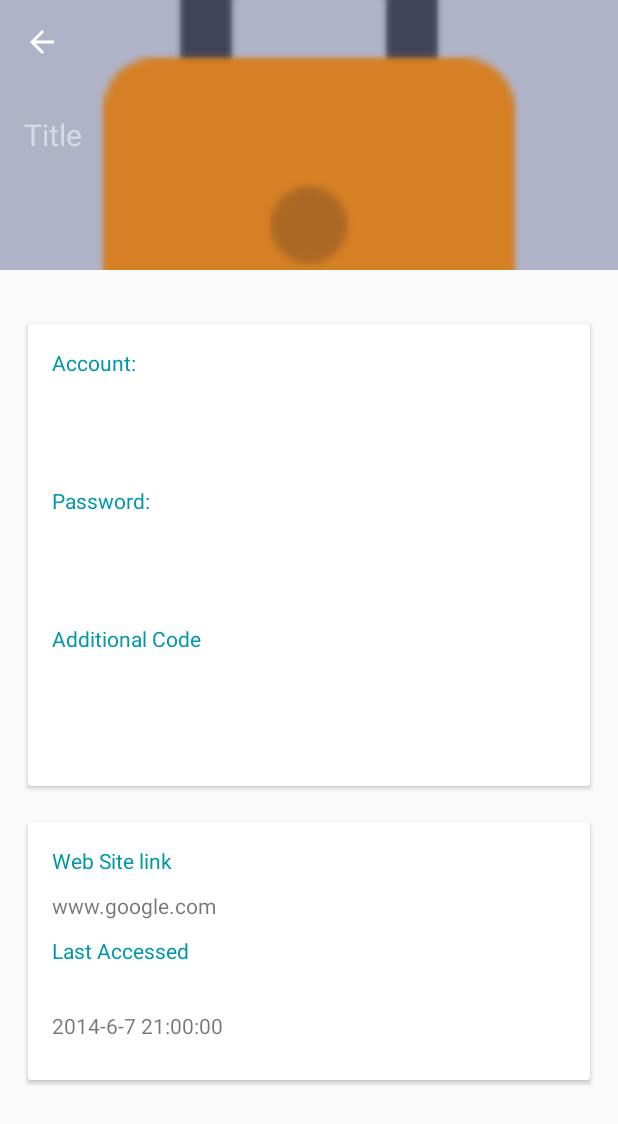
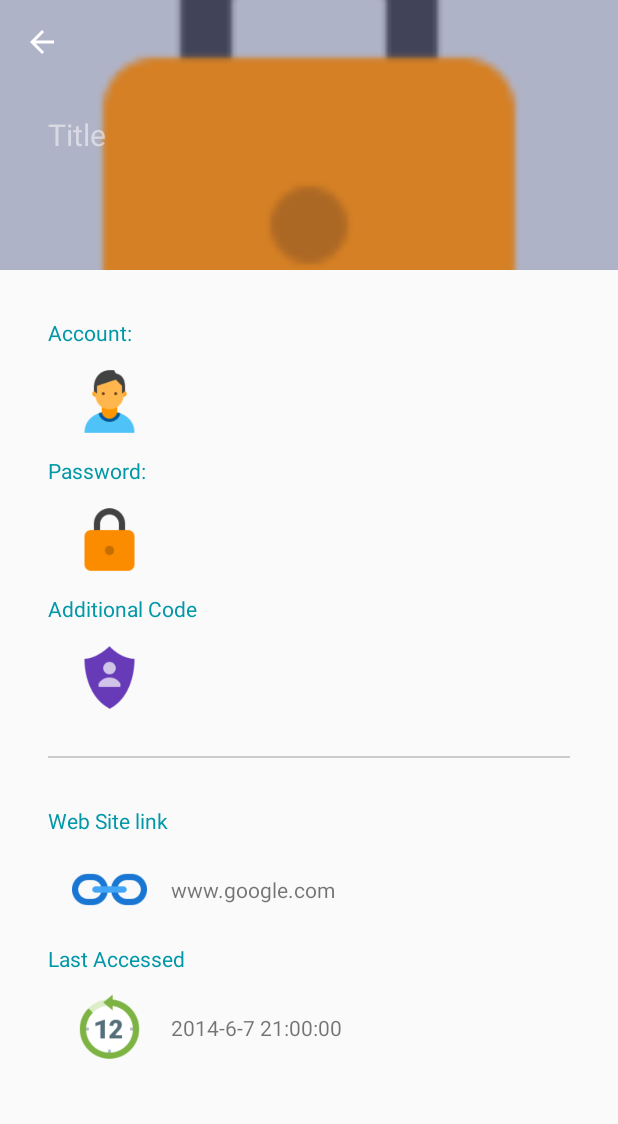
Before and after one commit to PuffOpenSource/Puff-Android, an Android app: the DetailActivity screen opened directly, with no data from a screen before it, on a phone screen of 412 x 824 dp. Shown: the top 1124 px of the screen. Run offline under Robolectric (Android 15) with nearby library versions, the phone set to English and light mode, and no system bars; our stand-ins replace Picasso; pictures from the network do not load; 6 statements that could not run were skipped.

Commit message:
UI refine

```diff
--- a/app/src/main/java/sun/bob/leela/utils/RegExUtil.java
+++ b/app/src/main/java/sun/bob/leela/utils/RegExUtil.java
@@ -9,7 +9,26 @@ public class RegExUtil {
 
 
     public static String REG_EX_EMAIL = "(?:[a-z0-9!#$%&'*+/=?^_`{|}~-]+(?:\\.[a-z0-9!#$%&'*+/=?^_`{|}~-]+)*|\"(?:[\\x01-\\x08\\x0b\\x0c\\x0e-\\x1f\\x21\\x23-\\x5b\\x5d-\\x7f]|\\\\[\\x01-\\x09\\x0b\\x0c\\x0e-\\x7f])*\")@(?:(?:[a-z0-9](?:[a-z0-9-]*[a-z0-9])?\\.)+[a-z0-9](?:[a-z0-9-]*[a-z0-9])?|\\[(?:(?:25[0-5]|2[0-4][0-9]|[01]?[0-9][0-9]?)\\.){3}(?:25[0-5]|2[0-4][0-9]|[01]?[0-9][0-9]?|[a-z0-9-]*[a-z0-9]:(?:[\\x01-\\x08\\x0b\\x0c\\x0e-\\x1f\\x21-\\x5a\\x53-\\x7f]|\\\\[\\x01-\\x09\\x0b\\x0c\\x0e-\\x7f])+)\\])";
+
+    public static String REG_EX_SECURE_PASSWD = "^(?=.*[A-Z])(?=.*[!@#$&*])(?=.*[0-9])(?=.*[a-z].*[a-z].*[a-z])(?!.*pass|.*word|.*1234|.*qwer|.*asdf).{6,}$";
+
+    public static String REG_EX_SIMPE_WORDS = "^(?=.*[A-Z])(?=.*[!@#$&*])(?=.*[0-9])(?=.*[a-z].*[a-z].*[a-z])";
+
+    public static String REG_EX_SHORT = "^(?=.*[A-Z])(?=.*[!@#$&*])(?=.*[0-9])(?=.*[a-z].*[a-z].*[a-z])(?!.*pass|.*word|.*1234|.*qwer|.*asdf).{,6}$";
+
+    public static String REG_EX_NO_SPECIAL = "^(?=.*[A-Z])(?=.*[0-9])(?=.*[a-z].*[a-z].*[a-z])(?!.*pass|.*word|.*1234|.*qwer|.*asdf).{6,}$";
+
+    public static String REG_EX_NO_NUMBER = "^(?=.*[A-Z])(?=.*[!@#$&*])(?=.*[a-z].*[a-z].*[a-z])(?!.*pass|.*word|.*1234|.*qwer|.*asdf).{6,}$";
+
+    public static String REG_EX_NO_CAPS = "^(?=.*[!@#$&*])(?=.*[0-9])(?=.*[a-z].*[a-z].*[a-z])(?!.*pass|.*word|.*1234|.*qwer|.*asdf).{6,}$";
+
+    public static String REG_EX_NO_LOWERS = "^(?=.*[A-Z])(?=.*[!@#$&*])(?=.*[0-9])(?!.*pass|.*word|.*1234|.*qwer|.*asdf).{6,}$";
+
     public static boolean isEmail(String addr) {
         return Pattern.compile(REG_EX_EMAIL).matcher(addr).find();
     }
+
+    public static boolean isSecurePassword(String password) {
+        return false;
+    }
 }
--- a/app/src/main/java/sun/bob/leela/utils/StringUtil.java
+++ b/app/src/main/java/sun/bob/leela/utils/StringUtil.java
@@ -20,7 +20,7 @@ public class StringUtil {
             return phone.substring(0, 1) + getStars(phone.substring(1));
         }
         ret = phone.substring(phone.length() - 4, phone.length());
-        ret += getStars(phone.substring(0, phone.length() - 4));
+        ret = getStars(phone.substring(0, phone.length() - 4)) + ret;
         return ret;
     }
 
--- a/app/src/main/res/layout/acct_list_item.xml
+++ b/app/src/main/res/layout/acct_list_item.xml
@@ -13,6 +13,7 @@
         card_view:cardUseCompatPadding="true"
         card_view:cardPreventCornerOverlap="false"
         card_view:cardElevation="10dp"
+        card_view:cardCornerRadius="2dp"
         >
         <RelativeLayout
             android:layout_width="match_parent"
--- a/app/src/main/res/layout/activity_detail.xml
+++ b/app/src/main/res/layout/activity_detail.xml
@@ -43,7 +43,7 @@
                 android:layout_width="match_parent"
                 android:layout_height="60dp"
                 app:layout_collapseMode="parallax"
-                android:layout_marginLeft="16dp"
+                android:layout_marginLeft="32dp"
                 android:layout_marginRight="16dp"
                 android:layout_marginTop="60dp"
                 android:textSize="20dp"
--- a/app/src/main/res/layout/content_detail.xml
+++ b/app/src/main/res/layout/content_detail.xml
@@ -17,24 +17,24 @@
         android:layout_width="match_parent"
         android:layout_height="wrap_content"
         android:orientation="vertical"
-        android:layout_marginTop="@dimen/activity_vertical_margin">
-
-        <android.support.v7.widget.CardView
-            android:layout_width="match_parent"
-            android:layout_height="match_parent"
-            app:elevation="10dp"
-            app:cardUseCompatPadding="true">
-            <LinearLayout
-                android:layout_width="match_parent"
-                android:layout_height="wrap_content"
-                android:orientation="vertical"
         android:layout_margin="16dp">
-
         <android.support.v7.widget.AppCompatTextView
             android:layout_width="match_parent"
             android:layout_height="20dp"
             android:textColor="#0097A7"
             android:text="Account:"/>
+        <LinearLayout
+            android:layout_width="match_parent"
+            android:layout_height="wrap_content"
+            android:minHeight="60dp"
+            android:orientation="horizontal"
+            android:paddingLeft="16dp"
+            android:paddingRight="16dp">
+            <android.support.v7.widget.AppCompatImageView
+                android:layout_width="50dp"
+                android:layout_height="50dp"
+                android:layout_gravity="center_vertical"
+                android:src="@drawable/ic_account"/>
             <android.support.v7.widget.AppCompatTextView
                 android:id="@+id/account"
                 android:layout_width="match_parent"
@@ -42,16 +42,31 @@
                 android:minHeight="60dp"
                 android:layout_marginTop="6dp"
                 android:layout_marginBottom="6dp"
+                android:layout_marginLeft="16dp"
                 android:gravity="center_vertical"
                 android:textSize="20dp"
                 android:text="Account."
                 />
+        </LinearLayout>
+
 
         <android.support.v7.widget.AppCompatTextView
             android:layout_width="match_parent"
             android:layout_height="20dp"
             android:textColor="#0097A7"
             android:text="Password:"/>
+        <LinearLayout
+            android:layout_width="match_parent"
+            android:layout_height="wrap_content"
+            android:minHeight="60dp"
+            android:orientation="horizontal"
+            android:paddingLeft="16dp"
+            android:paddingRight="16dp">
+            <android.support.v7.widget.AppCompatImageView
+                android:layout_width="50dp"
+                android:layout_height="50dp"
+                android:layout_gravity="center_vertical"
+                android:src="@drawable/ic_password"/>
             <android.support.v7.widget.AppCompatTextView
                 android:id="@+id/password"
                 android:layout_width="match_parent"
@@ -59,65 +74,106 @@
                 android:minHeight="60dp"
                 android:layout_marginTop="6dp"
                 android:layout_marginBottom="6dp"
+                android:layout_marginLeft="16dp"
                 android:text="Password"
                 android:gravity="center_vertical"
                 android:textSize="20dp"/>
+        </LinearLayout>
 
         <android.support.v7.widget.AppCompatTextView
             android:layout_width="match_parent"
             android:layout_height="20dp"
             android:textColor="#0097A7"
             android:text="Additional Code"/>
+        <LinearLayout
+            android:layout_width="match_parent"
+            android:layout_height="wrap_content"
+            android:minHeight="60dp"
+            android:orientation="horizontal"
+            android:paddingLeft="16dp"
+            android:paddingRight="16dp">
+            <android.support.v7.widget.AppCompatImageView
+                android:layout_width="50dp"
+                android:layout_height="50dp"
+                android:layout_gravity="center_vertical"
+                android:src="@drawable/ic_addt"/>
             <android.support.v7.widget.AppCompatTextView
                 android:layout_width="match_parent"
                 android:layout_height="wrap_content"
                 android:minHeight="60dp"
                 android:layout_marginTop="6dp"
                 android:layout_marginBottom="6dp"
+                android:layout_marginLeft="16dp"
                 android:id="@+id/additional"
                 android:text="Additional Code"
                 android:gravity="center_vertical"
                 android:textSize="20dp"/>
         </LinearLayout>
-        </android.support.v7.widget.CardView>
-
-        <android.support.v7.widget.CardView
+        <View
             android:layout_width="match_parent"
-            android:layout_height="match_parent"
-            android:layout_marginTop="@dimen/activity_vertical_margin"
-            app:elevation="10dp"
-            app:cardUseCompatPadding="true">
-            <LinearLayout
-                android:layout_width="match_parent"
-                android:layout_height="match_parent"
-                android:orientation="vertical"
-                android:padding="16dp">
+            android:layout_height="1dp"
+            android:background="#ccc"
+            android:layout_marginTop="16dp"
+            android:layout_marginBottom="16dp"
+            />
         <android.support.v7.widget.AppCompatTextView
             android:layout_width="match_parent"
             android:layout_height="20dp"
+            android:layout_marginTop="16dp"
             android:textColor="#0097A7"
             android:text="Web Site link"/>
+        <LinearLayout
+            android:layout_width="match_parent"
+            android:layout_height="wrap_content"
+            android:minHeight="60dp"
+            android:orientation="horizontal"
+            android:paddingLeft="16dp"
+            android:paddingRight="16dp">
+            <android.support.v7.widget.AppCompatImageView
+                android:layout_width="50dp"
+                android:layout_height="50dp"
+                android:layout_gravity="center_vertical"
+                android:src="@drawable/ic_link"/>
             <android.support.v7.widget.AppCompatTextView
                 android:layout_width="match_parent"
                 android:layout_height="wrap_content"
-                    android:minHeight="40dp"
+                android:minHeight="60dp"
+                android:layout_marginTop="6dp"
+                android:layout_marginBottom="6dp"
+                android:layout_marginLeft="16dp"
                 android:id="@+id/id_website_link"
                 android:gravity="center_vertical"
                 android:text="www.google.com"/>
+        </LinearLayout>
         <android.support.v7.widget.AppCompatTextView
             android:layout_width="match_parent"
             android:layout_height="wrap_content"
-                    android:minHeight="40dp"
+            android:minHeight="20dp"
             android:textColor="#0097A7"
             android:text="Last Accessed"/>
+        <LinearLayout
+            android:layout_width="match_parent"
+            android:layout_height="wrap_content"
+            android:minHeight="60dp"
+            android:orientation="horizontal"
+            android:paddingLeft="16dp"
+            android:paddingRight="16dp">
+            <android.support.v7.widget.AppCompatImageView
+                android:layout_width="50dp"
+                android:layout_height="50dp"
+                android:layout_gravity="center_vertical"
+                android:src="@drawable/ic_last"/>
             <android.support.v7.widget.AppCompatTextView
                 android:layout_width="match_parent"
-                    android:layout_height="40dp"
+                android:layout_height="wrap_content"
+                android:minHeight="60dp"
+                android:layout_marginTop="6dp"
+                android:layout_marginBottom="6dp"
+                android:layout_marginLeft="16dp"
                 android:id="@+id/last_accessed"
                 android:gravity="center_vertical"
                 android:text="2014-6-7 21:00:00"/>
         </LinearLayout>
-        </android.support.v7.widget.CardView>
         <!--<TextView-->
         <!--android:layout_width="match_parent"-->
         <!--android:layout_height="wrap_content"-->
```
Also changed, not shown: app/src/main/res/drawable/ic_account.png (added), app/src/main/res/drawable/ic_addt.png (added), app/src/main/res/drawable/ic_last.png (added), app/src/main/res/drawable/ic_link.png (added). Lines whose indentation alone changed are shown as unchanged.
